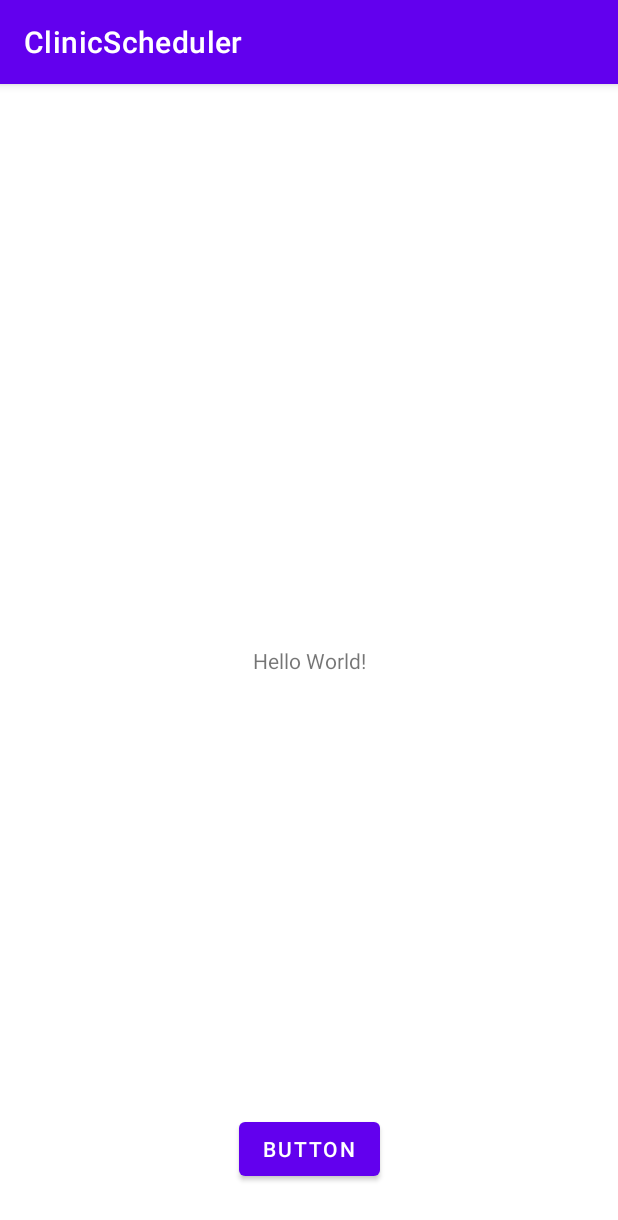
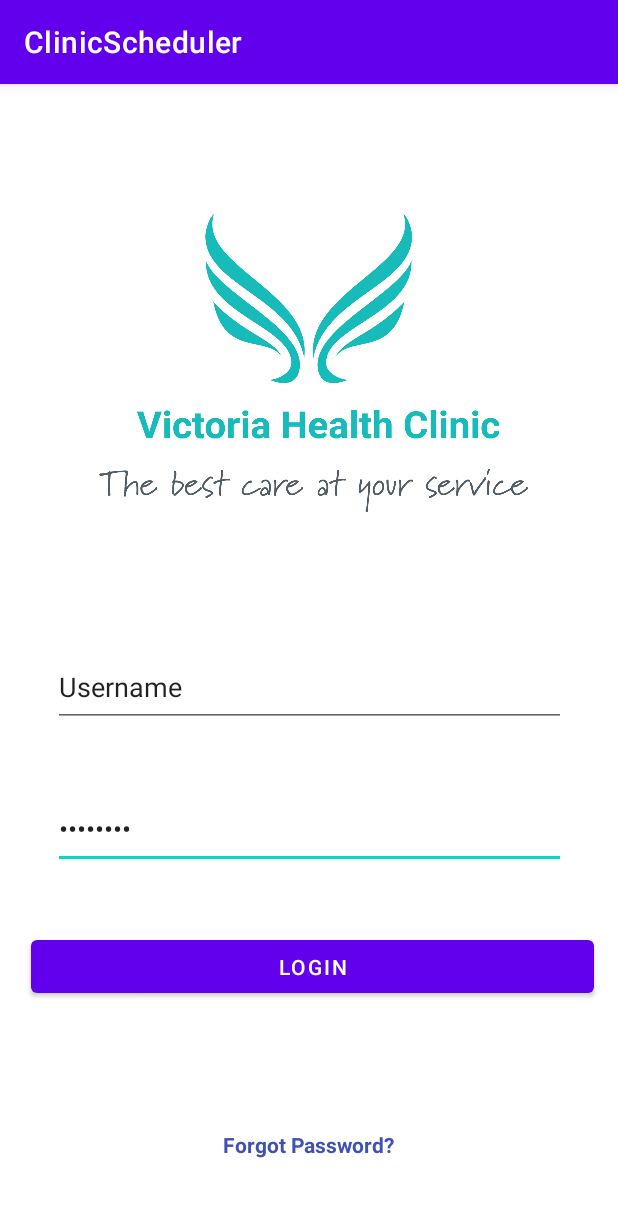
Before and after one commit to RoxanSegura/ClinicScheduler, an Android app: the screen it shows after launch (MainActivity), on a phone screen of 412 x 824 dp. Shown: the top 1220 px of the screen. Run offline under Robolectric (Android 15) with nearby library versions, the phone set to English and light mode, and no system bars.

Commit message:
login feature done

```diff
--- a/app/src/main/java/com/example/clinicscheduler/MainActivity.java
+++ b/app/src/main/java/com/example/clinicscheduler/MainActivity.java
@@ -4,8 +4,14 @@ import androidx.appcompat.app.AppCompatActivity;
 
 import android.content.Intent;
 import android.os.Bundle;
+import android.util.Log;
 import android.view.View;
 import android.widget.Button;
+import android.widget.EditText;
+import android.widget.TextView;
+import android.widget.Toast;
+
+import org.w3c.dom.Text;
 
 public class MainActivity extends AppCompatActivity {
 
@@ -16,12 +22,39 @@ public class MainActivity extends AppCompatActivity {
         super.onCreate(savedInstanceState);
         setContentView(R.layout.activity_main);
 
-        //Just trying to access AppointmentPage
+        //Login Credentials
+        // Username: ClinicSecretary
+        // Password: clinic1234
+
+        String account_username = "ClinicSecretary";
+        String account_password = "clinic1234";
+        EditText userName = (EditText) findViewById(R.id.userTxt);
+        EditText pass = (EditText) findViewById(R.id.passwordTxt);
+        TextView forgot = (TextView) findViewById(R.id.forgotPassword);
         button = findViewById(R.id.button);
+
         button.setOnClickListener(new View.OnClickListener() {
             @Override
             public void onClick(View view) {
-                accessAppointmentPage();
+                String user = userName.getText().toString();
+                String password = pass.getText().toString();
+                if(!user.equals(account_username) && !password.equals(account_password)){
+                    Log.i("info", "Incorrect password and username. User: " + user +"Pass: " + password);
+                    Toast.makeText(getBaseContext(), "Incorrect password and username", Toast.LENGTH_LONG).show();
+                }
+                else if(!user.equals(account_username)&&password.equals(account_password)){
+                    Log.i("info", "Incorrect username. User: " + user +"Pass: " + password);
+                    Toast.makeText(getBaseContext(), "Incorrect username.", Toast.LENGTH_LONG).show();
+                }
+                else if(user.equals(account_username)&&!password.equals(account_password)){
+                    Log.i("info", "Incorrect password. User: " + user +"Pass: " + password);
+                    Toast.makeText(getBaseContext(), "Incorrect password.", Toast.LENGTH_LONG).show();
+                }
+                else{
+                    accessAppointmentPage();
+                    Log.i("info", "Correct Password");
+                    Toast.makeText(getBaseContext(), "Login Successful", Toast.LENGTH_LONG).show();
+                }
             }
         });
 
--- a/app/src/main/res/layout/activity_main.xml
+++ b/app/src/main/res/layout/activity_main.xml
@@ -6,24 +6,75 @@
     android:layout_height="match_parent"
     tools:context=".MainActivity">
 
+    <Button
+        android:id="@+id/button"
+        android:layout_width="375dp"
+        android:layout_height="47dp"
+        android:layout_marginStart="20dp"
+        android:layout_marginEnd="16dp"
+        android:layout_marginBottom="30dp"
+        android:text="Login"
+        app:layout_constraintBottom_toTopOf="@+id/forgotPassword"
+        app:layout_constraintEnd_toEndOf="parent"
+        app:layout_constraintStart_toStartOf="parent"
+        app:layout_constraintTop_toBottomOf="@+id/passwordTxt" />
+
+    <ImageView
+        android:id="@+id/clinicIcon"
+        android:layout_width="404dp"
+        android:layout_height="277dp"
+        android:layout_marginStart="4dp"
+        android:layout_marginTop="5dp"
+        android:layout_marginEnd="3dp"
+        android:layout_marginBottom="10dp"
+        app:layout_constraintBottom_toTopOf="@+id/userTxt"
+        app:layout_constraintEnd_toEndOf="parent"
+        app:layout_constraintStart_toStartOf="parent"
+        app:layout_constraintTop_toTopOf="parent"
+        app:srcCompat="@drawable/cliniclogo" />
+
     <TextView
-        android:id="@+id/textView2"
+        android:id="@+id/forgotPassword"
         android:layout_width="wrap_content"
         android:layout_height="wrap_content"
-        android:text="Hello World!"
+        android:layout_marginStart="149dp"
+        android:layout_marginTop="14dp"
+        android:layout_marginEnd="149dp"
+        android:layout_marginBottom="10dp"
+        android:text="Forgot Password?"
+        android:textColor="#3F51B5"
+        android:textStyle="bold"
         app:layout_constraintBottom_toBottomOf="parent"
         app:layout_constraintEnd_toEndOf="parent"
         app:layout_constraintStart_toStartOf="parent"
-        app:layout_constraintTop_toTopOf="parent" />
+        app:layout_constraintTop_toBottomOf="@+id/button" />
 
-    <Button
-        android:id="@+id/button"
-        android:layout_width="wrap_content"
-        android:layout_height="wrap_content"
-        android:layout_marginBottom="34dp"
-        android:text="Button"
-        app:layout_constraintBottom_toBottomOf="parent"
+    <EditText
+        android:id="@+id/passwordTxt"
+        android:layout_width="342dp"
+        android:layout_height="53dp"
+        android:layout_marginStart="36dp"
+        android:layout_marginEnd="36dp"
+        android:ems="10"
+        android:inputType="textPassword"
+        android:text="Password"
+        app:layout_constraintBottom_toTopOf="@+id/button"
         app:layout_constraintEnd_toEndOf="parent"
-        app:layout_constraintStart_toStartOf="parent" />
+        app:layout_constraintStart_toStartOf="parent"
+        app:layout_constraintTop_toBottomOf="@+id/userTxt" />
+
+    <EditText
+        android:id="@+id/userTxt"
+        android:layout_width="342dp"
+        android:layout_height="53dp"
+        android:layout_marginStart="36dp"
+        android:layout_marginEnd="36dp"
+        android:ems="10"
+        android:inputType="textPersonName"
+        android:text="Username"
+        app:layout_constraintBottom_toTopOf="@+id/passwordTxt"
+        app:layout_constraintEnd_toEndOf="parent"
+        app:layout_constraintStart_toStartOf="parent"
+        app:layout_constraintTop_toBottomOf="@+id/clinicIcon" />
 
 </androidx.constraintlayout.widget.ConstraintLayout>
```
Also changed, not shown: app/src/main/res/drawable-v24/cliniclogo.png (added).
